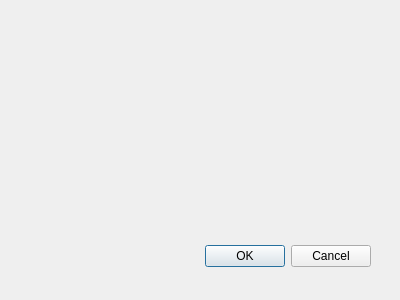
Qt form GUI/RuleEditor.ui (bronya2057/ExpertSystemPyLab) before a commit.
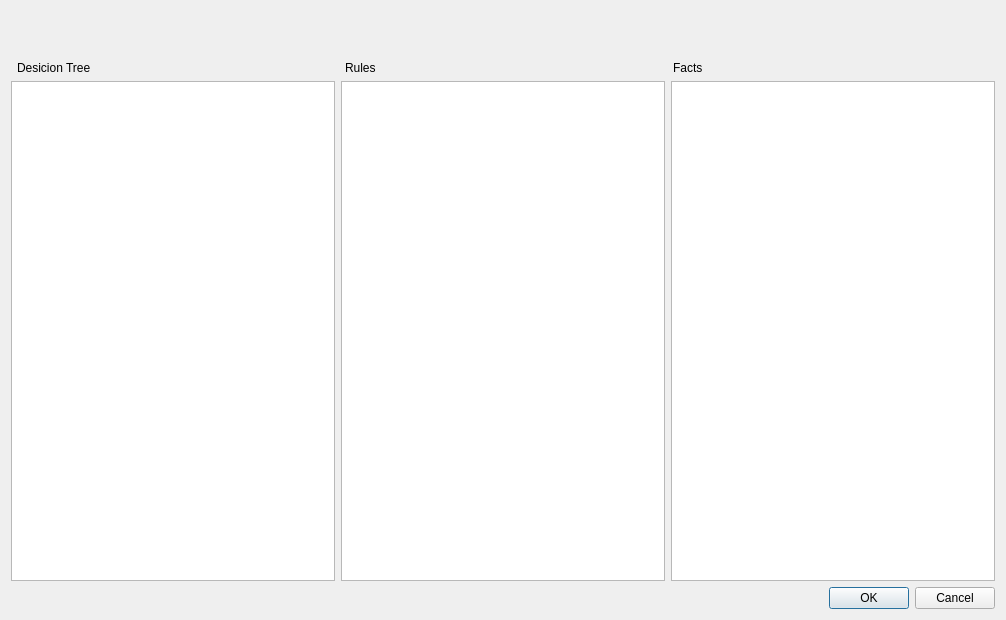
The same form after that commit.

Commit message: Add list view model for ESThemes Use ESStructures for themes

```diff
--- a/GUI/RuleEditor.ui
+++ b/GUI/RuleEditor.ui
@@ -2,33 +2,92 @@
 <ui version="4.0">
  <class>RuleEditor</class>
  <widget class="QDialog" name="RuleEditor">
+  <property name="enabled">
+   <bool>true</bool>
+  </property>
   <property name="geometry">
    <rect>
     <x>0</x>
     <y>0</y>
-    <width>400</width>
-    <height>300</height>
+    <width>1006</width>
+    <height>586</height>
    </rect>
   </property>
+  <property name="sizePolicy">
+   <sizepolicy hsizetype="Fixed" vsizetype="Fixed">
+    <horstretch>0</horstretch>
+    <verstretch>0</verstretch>
+   </sizepolicy>
+  </property>
   <property name="windowTitle">
    <string>Dialog</string>
   </property>
-  <widget class="QDialogButtonBox" name="buttonBox">
-   <property name="geometry">
-    <rect>
-     <x>30</x>
-     <y>240</y>
-     <width>341</width>
-     <height>32</height>
-    </rect>
-   </property>
-   <property name="orientation">
-    <enum>Qt::Horizontal</enum>
-   </property>
-   <property name="standardButtons">
-    <set>QDialogButtonBox::Cancel|QDialogButtonBox::Ok</set>
-   </property>
-  </widget>
+  <layout class="QFormLayout" name="formLayout">
+   <item row="3" column="1">
+    <widget class="QDialogButtonBox" name="buttonBox">
+     <property name="orientation">
+      <enum>Qt::Horizontal</enum>
+     </property>
+     <property name="standardButtons">
+      <set>QDialogButtonBox::Cancel|QDialogButtonBox::Ok</set>
+     </property>
+    </widget>
+   </item>
+   <item row="2" column="0" colspan="2">
+    <layout class="QHBoxLayout" name="horizontalLayout">
+     <item>
+      <widget class="QTreeView" name="treeViewDesicions">
+       <property name="sizePolicy">
+        <sizepolicy hsizetype="Expanding" vsizetype="Maximum">
+         <horstretch>0</horstretch>
+         <verstretch>0</verstretch>
+        </sizepolicy>
+       </property>
+       <property name="minimumSize">
+        <size>
+         <width>0</width>
+         <height>500</height>
+        </size>
+       </property>
+      </widget>
+     </item>
+     <item>
+      <widget class="QTableView" name="tableView"/>
+     </item>
+     <item>
+      <widget class="QTableView" name="tableView_2"/>
+     </item>
+    </layout>
+   </item>
+   <item row="0" column="1">
+    <layout class="QHBoxLayout" name="horizontalLayout_2">
+     <property name="topMargin">
+      <number>50</number>
+     </property>
+     <item>
+      <widget class="QLabel" name="labelDecisionTree">
+       <property name="text">
+        <string>Desicion Tree</string>
+       </property>
+      </widget>
+     </item>
+     <item>
+      <widget class="QLabel" name="labelRules">
+       <property name="text">
+        <string>Rules</string>
+       </property>
+      </widget>
+     </item>
+     <item>
+      <widget class="QLabel" name="label">
+       <property name="text">
+        <string>Facts</string>
+       </property>
+      </widget>
+     </item>
+    </layout>
+   </item>
+  </layout>
  </widget>
  <resources/>
  <connections>
```
Left out of the diff: 2 changed lines with no effect on the pictures. The commit also changes 8 other files.
